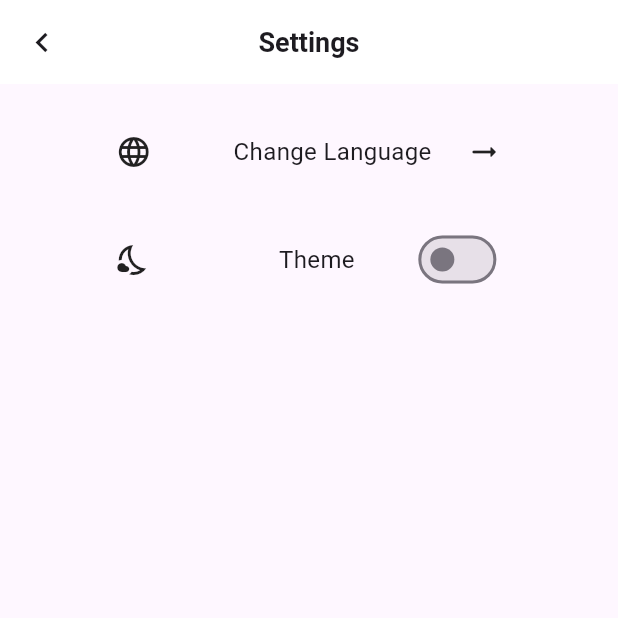
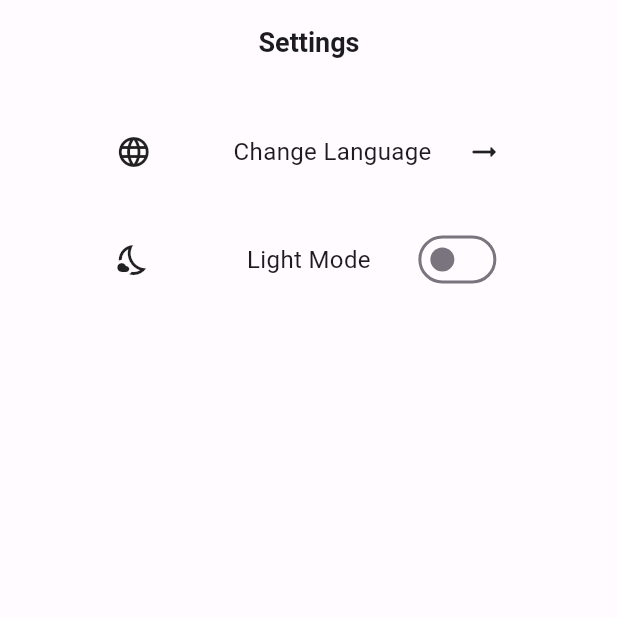
Before and after one commit to uygareren/The-K-br-s-App, a Flutter app: the SettingsScreen screen opened directly, on a phone screen of 412 x 824 dp, the top half of it. Run offline on Flutter 3.47's test engine with Material 3 defaults, Android fonts, the phone set to English and light mode, and no system bars; our stand-ins replace bloc, carousel_slider, dio, flutter_bloc, google_nav_bar, hexcolor and 1 more; accounts and stored records are empty; network calls fail.

Commit message:
theme is ok

```diff
--- /dev/null
+++ b/lib/bloc/theme_bloc.dart
@@ -0,0 +1,12 @@
+import 'package:bloc/bloc.dart';
+import 'package:flutter/material.dart';
+
+part 'theme_event.dart';
+
+class ThemeBloc extends Bloc<ThemeEvent, ThemeMode> {
+  ThemeBloc() : super(ThemeMode.light) {
+    on<ThemeChanged>((event, emit) {
+      emit(event.isDark ? ThemeMode.dark : ThemeMode.light);
+    });
+  }
+}
--- /dev/null
+++ b/lib/bloc/theme_event.dart
@@ -0,0 +1,10 @@
+part of 'theme_bloc.dart';
+
+@immutable
+sealed class ThemeEvent {}
+
+class ThemeChanged extends ThemeEvent {
+  final bool isDark;
+
+  ThemeChanged(this.isDark);
+}
--- a/lib/screens/SearchScreen.dart
+++ b/lib/screens/SearchScreen.dart
@@ -28,7 +28,6 @@ class _SearchScreenState extends State<SearchScreen> {
           decoration: InputDecoration(
             prefixIcon: Icon(Icons.search),
             hintText: "Search News..",
-            fillColor: HexColor("#f7f5f7"),
             filled: true,
             border: OutlineInputBorder(
               borderRadius: BorderRadius.circular(20),
--- a/lib/screens/SettingsScreen.dart
+++ b/lib/screens/SettingsScreen.dart
@@ -1,5 +1,7 @@
 import 'package:flutter/material.dart';
+import 'package:flutter_bloc/flutter_bloc.dart';
 import 'package:shared_preferences/shared_preferences.dart';
+import 'package:the_kibris/bloc/theme_bloc.dart';
 
 class SettingsScreen extends StatefulWidget {
   @override
@@ -7,27 +9,6 @@ class SettingsScreen extends StatefulWidget {
 }
 
 class _SettingsScreenState extends State<SettingsScreen> {
-  late bool _isLight;
-
-  @override
-  void initState() {
-    super.initState();
-    _isLight = true; // Initialize _isLight here
-    _loadTheme();
-  }
-
-  Future<void> _loadTheme() async {
-    SharedPreferences prefs = await SharedPreferences.getInstance();
-    setState(() {
-      _isLight = prefs.getBool('isLight') ?? false;
-    });
-  }
-
-  Future<void> _saveTheme(bool isLight) async {
-    SharedPreferences prefs = await SharedPreferences.getInstance();
-    prefs.setBool('isLight', isLight);
-  }
-
   @override
   Widget build(BuildContext context) {
     MediaQueryData mediaQuery = MediaQuery.of(context);
@@ -73,10 +54,6 @@ class _SettingsScreenState extends State<SettingsScreen> {
             GestureDetector(
               onTap: () {
                 print("theme tıklandı");
-                setState(() {
-                  _isLight = !_isLight;
-                  _saveTheme(_isLight);
-                });
               },
               child: Container(
                 width: (width * 6.5) / 10,
@@ -89,21 +66,29 @@ class _SettingsScreenState extends State<SettingsScreen> {
                   children: [
                     Icon(Icons.nights_stay_outlined),
                     SizedBox(width: 8),
-                    const Text(
-                      "Theme",
-                      style: TextStyle(
-                        fontSize: 16,
-                        fontWeight: FontWeight.normal,
-                      ),
+                    BlocBuilder<ThemeBloc, ThemeMode>(
+                      builder: (context, themeState) {
+                        return Text(
+                          themeState == ThemeMode.dark
+                              ? "Dark Mode"
+                              : "Light Mode",
+                          style: TextStyle(
+                            fontSize: 16,
+                            fontWeight: FontWeight.normal,
+                          ),
+                        );
+                      },
                     ),
-                    Switch(
-                        value: _isLight,
-                        onChanged: (bool value) {
-                          setState(() {
-                            _isLight = value;
-                            _saveTheme(_isLight);
-                          });
-                        })
+                    BlocBuilder<ThemeBloc, ThemeMode>(
+                      builder: (context, themeState) {
+                        return Switch(
+                          value: themeState == ThemeMode.dark,
+                          onChanged: (bool value) {
+                            context.read<ThemeBloc>().add(ThemeChanged(value));
+                          },
+                        );
+                      },
+                    )
                   ],
                 ),
               ),
@@ -121,15 +106,10 @@ class _SettingsScreenState extends State<SettingsScreen> {
         style: TextStyle(fontWeight: FontWeight.bold, fontSize: 18),
       ),
       centerTitle: true,
-      backgroundColor: Colors.white,
       leading: GestureDetector(
         onTap: () {
           print("left arrow tıklandı.");
         },
-        child: const Icon(
-          Icons.keyboard_arrow_left,
-          size: 26,
-        ),
       ),
     );
   }
```
Also changed, not shown: lib/main.dart (+16 -9 lines), lib/screens/HomeScreen.dart (+5 -12 lines), lib/screens/NotificationScreen.dart (+8 -18 lines), lib/theme/theme.dart (added, +79 -0 lines), lib/theme/color_schemes.g.dart (added).
